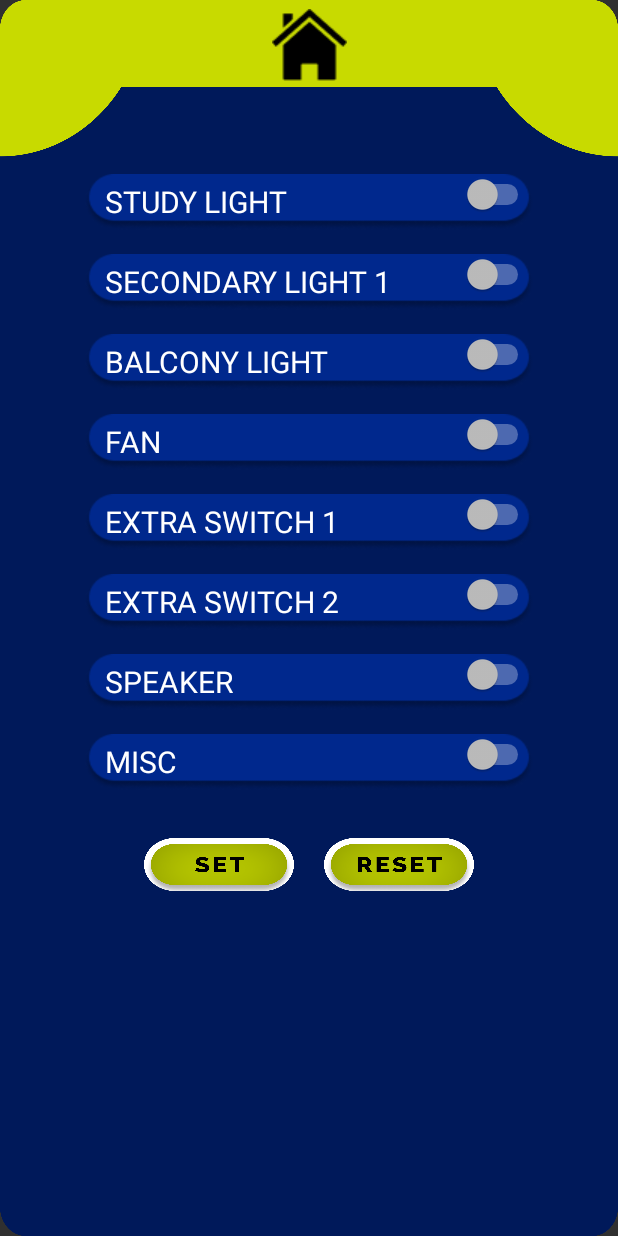
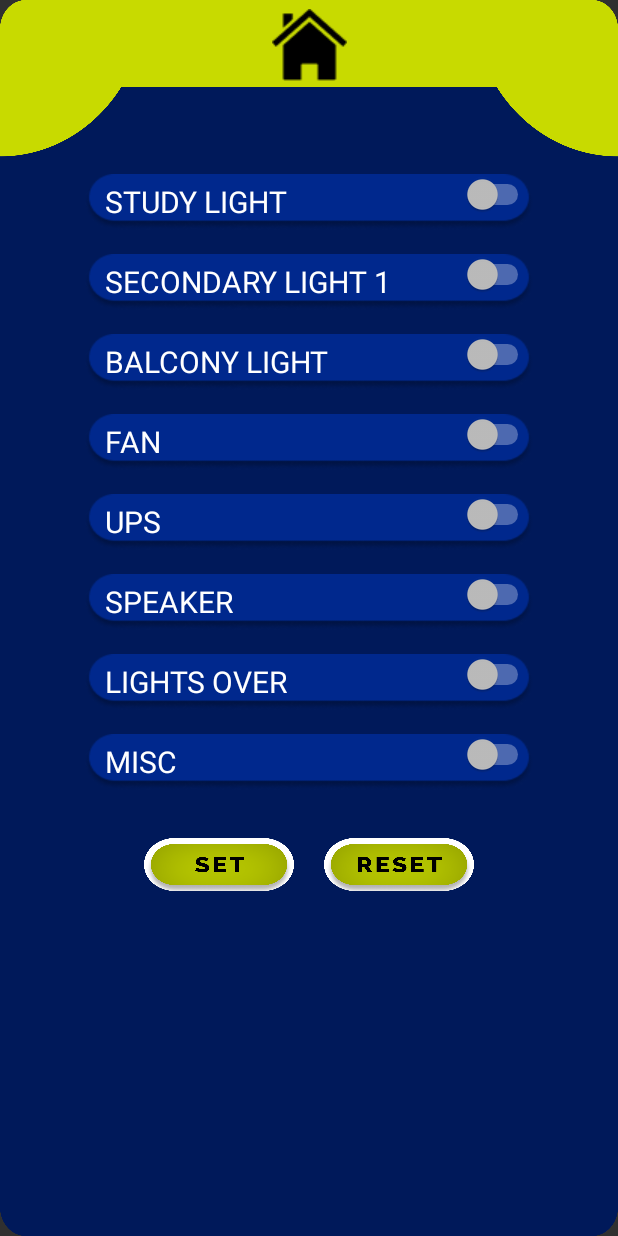
Before and after one commit to kush11251/Home_Appliance_Control, an Android app: the screen it shows after launch (MainActivity), on a phone screen of 412 x 824 dp. Run offline under Robolectric (Android 15) with nearby library versions, the light colour scheme and no system bars; our stand-ins replace Firebase (no records; nobody signed in at launch, a user with empty details on screens opened directly); Roboto replaces fonts that are not available here.

Commit message:
Change 9

```diff
--- a/app/src/main/res/layout/activity_main.xml
+++ b/app/src/main/res/layout/activity_main.xml
@@ -90,7 +90,7 @@
                 android:background="@drawable/switchback"
                 android:fontFamily="sans-serif"
                 android:gravity="fill"
-                android:text="   Extra Switch 1"
+                android:text="   UPS"
                 android:textAllCaps="true"
                 android:textSize="20sp" />
 
@@ -103,7 +103,7 @@
                 android:background="@drawable/switchback"
                 android:fontFamily="sans-serif"
                 android:gravity="fill"
-                android:text="   Extra Switch 2"
+                android:text="   Speaker"
                 android:textAllCaps="true"
                 android:textSize="20sp" />
 
@@ -116,7 +116,7 @@
                 android:background="@drawable/switchback"
                 android:fontFamily="sans-serif"
                 android:gravity="fill"
-                android:text="   Speaker"
+                android:text="   Lights Over"
                 android:textAllCaps="true"
                 android:textSize="20sp" />
 
```
